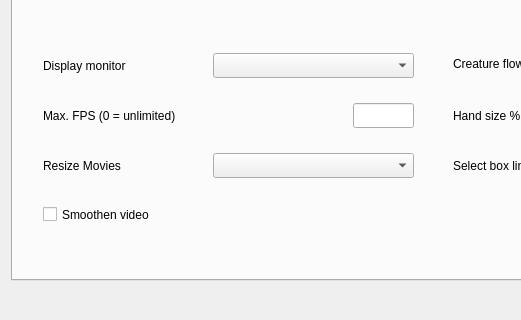
Qt form ui/settingsdialog.ui (yani/keeperfx-launcher-qt) before a commit; both pictures show x 0 to 521 and y 253 to 573 of the 871 by 573 pixel window.
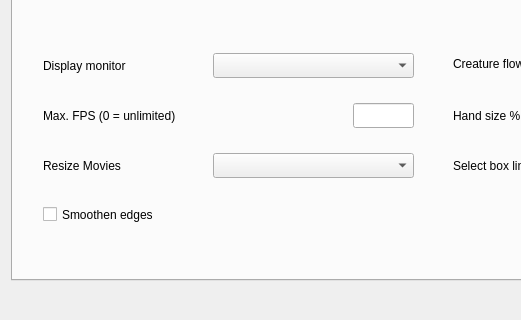
The same form after that commit. The open tabs and pages were chosen to show the change. Icons and pictures are not drawn.

Commit message: rename 'Smoothen video' to 'Smoothen edges'

Diff of the .ui file:
```diff
--- a/ui/settingsdialog.ui
+++ b/ui/settingsdialog.ui
@@ -392,12 +392,12 @@
         <rect>
          <x>30</x>
          <y>410</y>
-         <width>291</width>
+         <width>361</width>
          <height>23</height>
         </rect>
        </property>
        <property name="text">
-        <string comment="Checkbox Toggle">Smoothen video</string>
+        <string comment="Checkbox Toggle">Smoothen edges</string>
        </property>
       </widget>
       <widget class="QLabel" name="labelResolution">
```
